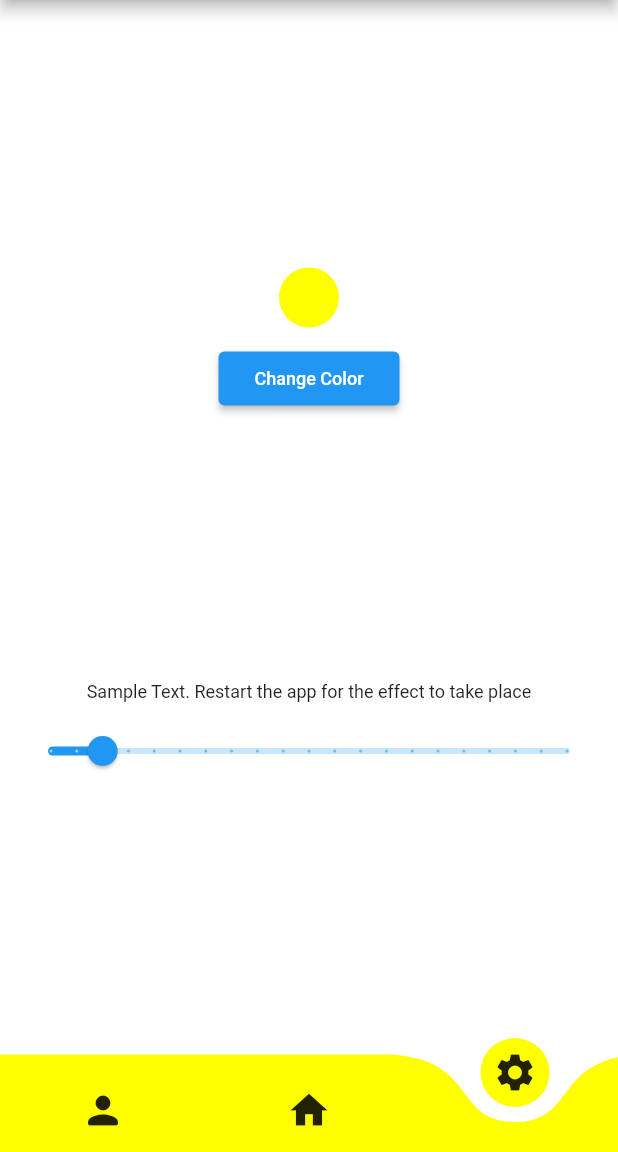
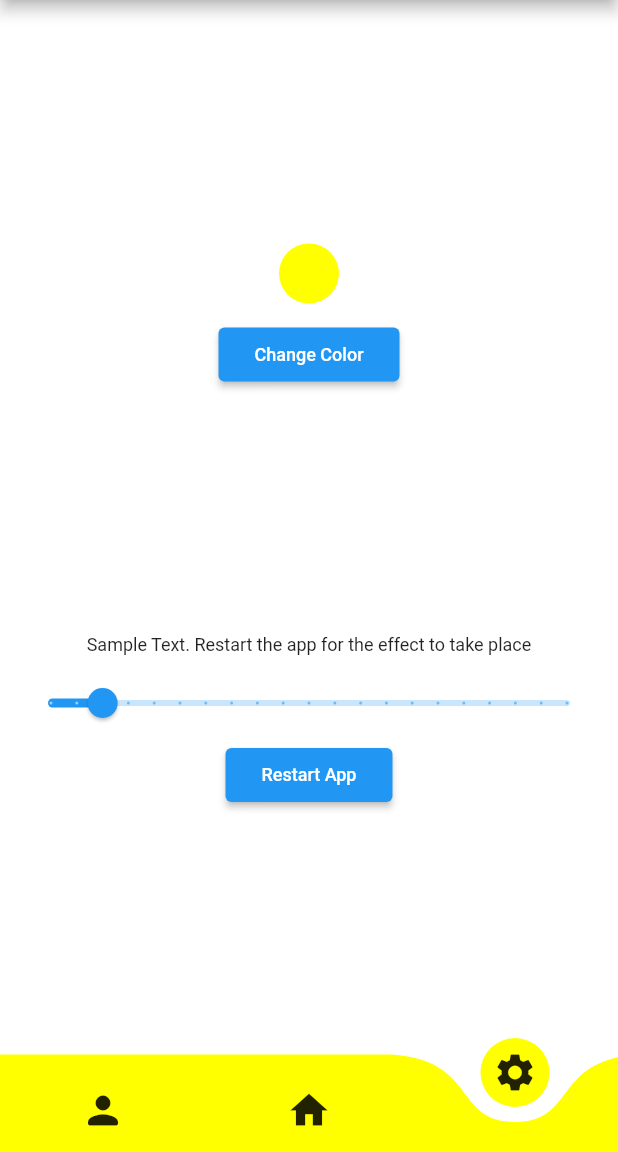
Before and after one commit to Drakunal/debit-credit-manager, a Flutter app: the screen it shows once a user with an empty profile is signed in, item 3 of the bottom bar chosen, on a phone screen of 412 x 824 dp, the part 84-1236 px from its top. Run offline on Flutter 3.47's test engine with Material 2 defaults, Android fonts, the phone set to English and light mode, and no system bars; drawn by our look-alikes of curved_navigation_bar; our stand-ins replace cloud_firestore, date_field, firebase_auth, firebase_core, font_awesome_flutter, google_sign_in and 1 more; missing offline and left inert: restart_app; accounts and stored records are empty.

Commit message:
restart app button added

```diff
--- a/lib/screens/settings.dart
+++ b/lib/screens/settings.dart
@@ -2,6 +2,7 @@ import 'package:debit_credit/services/preferences.dart';
 import 'package:debit_credit/shared/hexcolor.dart';
 import 'package:flutter/material.dart';
 import 'package:shared_preferences/shared_preferences.dart';
+import 'package:restart_app/restart_app.dart';
 
 class Settings extends StatefulWidget {
   const Settings({Key? key}) : super(key: key);
@@ -69,6 +70,12 @@ class _SettingsState extends State<Settings> {
                       Preference().setFontSizeValue(_fontSizeValue);
                     });
                   }),
+              ElevatedButton(
+                  onPressed: restart,
+                  child: Padding(
+                    padding: const EdgeInsets.all(8.0),
+                    child: Text("Restart App"),
+                  )),
               Spacer(),
             ],
           ),
@@ -112,4 +119,8 @@ class _SettingsState extends State<Settings> {
   void changeFont(double value) {
     print(value);
   }
+
+  void restart() {
+    Restart.restartApp();
+  }
 }
--- a/pubspec.yaml
+++ b/pubspec.yaml
@@ -15,7 +15,7 @@ publish_to: 'none' # Remove this line if you wish to publish to pub.dev
 # In iOS, build-name is used as CFBundleShortVersionString while build-number used as CFBundleVersion.
 # Read more about iOS versioning at
 # https://developer.apple.com/library/archive/documentation/General/Reference/InfoPlistKeyReference/Articles/CoreFoundationKeys.html
-version: 1.6.0+9
+version: 1.7.0+10
 
 environment:
   sdk: ">=2.12.0 <3.0.0"
@@ -42,6 +42,7 @@ dependencies:
   font_awesome_flutter: ^9.1.0
   date_field: ^2.1.2
   shared_preferences: ^2.0.8
+  restart_app: ^1.1.0
 
 dev_dependencies:
   flutter_test:
```
Also changed, not shown: pubspec.lock, 1 other file.
